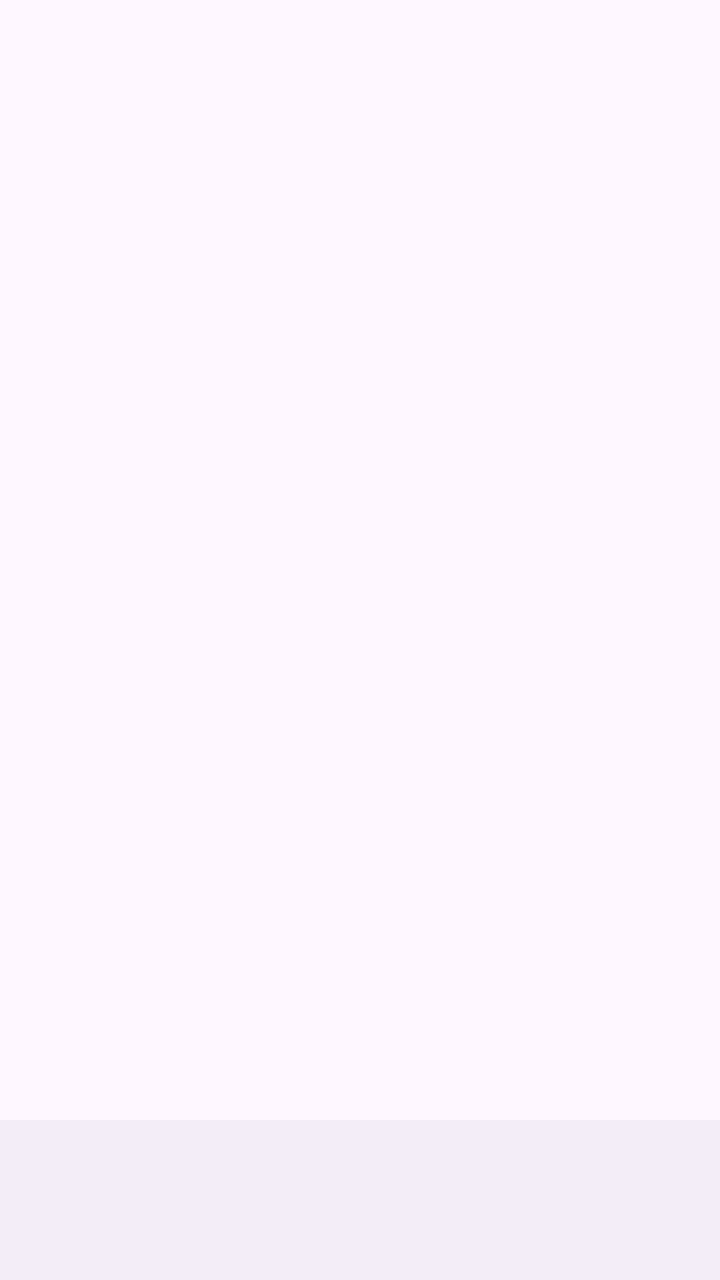
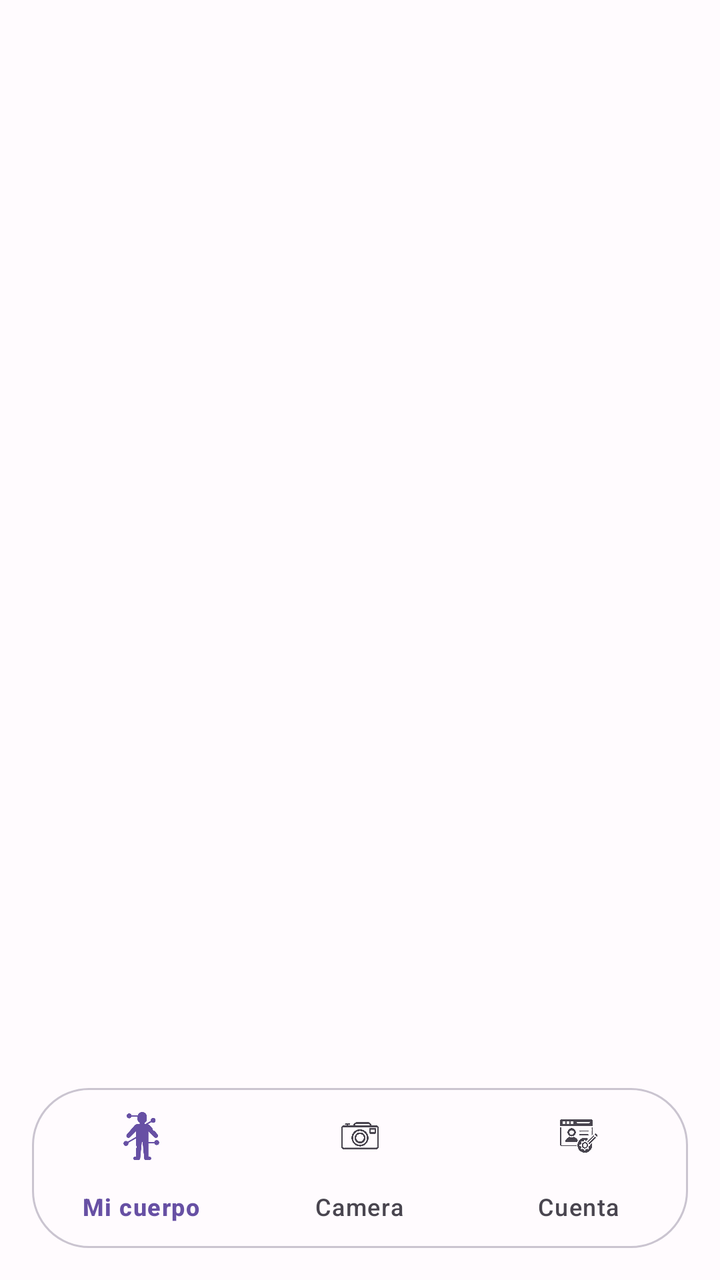

Two renders of the same Android screen: before a commit and after it. Below are the layout's source before the change and the commit's diff.
<!-- AndroidManifest.xml: activity theme Theme.SkinCare_TFM -->
<!-- res/layout/activity_main.xml -->
<?xml version="1.0" encoding="utf-8"?>
<RelativeLayout xmlns:android="http://schemas.android.com/apk/res/android"
    xmlns:tools="http://schemas.android.com/tools"
    android:layout_width="match_parent"
    android:layout_height="match_parent"
    tools:context=".MainActivity">

    
    <FrameLayout
        android:id="@+id/fragment_container"
        android:layout_width="match_parent"
        android:layout_height="match_parent"
        android:layout_above="@id/navigation" />

    
    <com.google.android.material.bottomnavigation.BottomNavigationView
        android:id="@+id/navigation"
        android:layout_width="match_parent"
        android:layout_height="wrap_content"
        android:layout_alignParentBottom="true" />


</RelativeLayout>
<!-- resources referenced by this layout -->
<resources>
  <style name="Base.Theme.SkinCare_TFM" parent="Theme.Material3.DayNight.NoActionBar">
          
          
      </style>
  <!-- unchanged entries left out for length: 1 -->
</resources>

<!-- the commit's change to res/layout/activity_main.xml (unified diff, before → after) -->
@@ -1,8 +1,11 @@
 <?xml version="1.0" encoding="utf-8"?>
-<RelativeLayout xmlns:android="http://schemas.android.com/apk/res/android"
+<androidx.coordinatorlayout.widget.CoordinatorLayout xmlns:android="http://schemas.android.com/apk/res/android"
+    xmlns:app="http://schemas.android.com/apk/res-auto"
     xmlns:tools="http://schemas.android.com/tools"
     android:layout_width="match_parent"
     android:layout_height="match_parent"
+    android:fitsSystemWindows="true"
+    android:background="?attr/colorSurface"
     tools:context=".MainActivity">
 
     
@@ -10,14 +13,23 @@
         android:id="@+id/fragment_container"
         android:layout_width="match_parent"
         android:layout_height="match_parent"
-        android:layout_above="@id/navigation" />
+        android:layout_marginBottom="80dp" />
 
     
     <com.google.android.material.bottomnavigation.BottomNavigationView
         android:id="@+id/navigation"
         android:layout_width="match_parent"
         android:layout_height="wrap_content"
-        android:layout_alignParentBottom="true" />
+        android:layout_gravity="bottom"
+        android:layout_marginStart="16dp"
+        android:layout_marginEnd="16dp"
+        android:layout_marginBottom="16dp"
+        android:background="@drawable/bottom_navigation_background"
+        android:elevation="8dp"
+        app:itemIconTint="@color/bottom_navigation_item_color"
+        app:itemTextColor="@color/bottom_navigation_item_color"
+        app:labelVisibilityMode="labeled"
+        app:menu="@menu/bottom_navigation_menu"
+        style="@style/Widget.SkinCare_TFM.BottomNavigation" />
 
-
-</RelativeLayout>
+</androidx.coordinatorlayout.widget.CoordinatorLayout>
<!-- resource entries referenced after the edit -->
@@ -1,9 +1,95 @@
 <!-- resources referenced by this layout -->
 <resources>
+  <!-- drawable bottom_navigation_background (drawable) -->
+  <?xml version="1.0" encoding="utf-8"?>
+  <shape xmlns:android="http://schemas.android.com/apk/res/android"
+      android:shape="rectangle">
+      <solid android:color="?attr/colorSurface" />
+      <corners android:radius="28dp" />
+      <stroke
+          android:width="1dp"
+          android:color="?attr/colorOutlineVariant" />
+  </shape>
+  <style name="Widget.SkinCare_TFM.BottomNavigation" parent="Widget.Material3.BottomNavigationView">
+          <item name="itemRippleColor">@color/md3_primary_light</item>
+          <item name="itemIconTint">@color/md3_on_surface_variant_light</item>
+          <item name="itemTextColor">@color/md3_on_surface_variant_light</item>
+      </style>
+  <color name="md3_primary_light">#6750A4</color>
+  <color name="md3_on_surface_variant_light">#49454F</color>
   <style name="Base.Theme.SkinCare_TFM" parent="Theme.Material3.DayNight.NoActionBar">
           
+          <item name="colorPrimary">@color/md3_primary_light</item>
+          <item name="colorOnPrimary">@color/md3_on_primary_light</item>
+          <item name="colorPrimaryContainer">@color/md3_primary_container_light</item>
+          <item name="colorOnPrimaryContainer">@color/md3_on_primary_container_light</item>
           
+          <item name="colorSecondary">@color/md3_secondary_light</item>
+          <item name="colorOnSecondary">@color/md3_on_secondary_light</item>
+          <item name="colorSecondaryContainer">@color/md3_secondary_container_light</item>
+          <item name="colorOnSecondaryContainer">@color/md3_on_secondary_container_light</item>
+          
+          <item name="colorTertiary">@color/md3_tertiary_light</item>
+          <item name="colorOnTertiary">@color/md3_on_tertiary_light</item>
+          <item name="colorTertiaryContainer">@color/md3_tertiary_container_light</item>
+          <item name="colorOnTertiaryContainer">@color/md3_on_tertiary_container_light</item>
+          
+          <item name="colorError">@color/md3_error_light</item>
+          <item name="colorOnError">@color/md3_on_error_light</item>
+          <item name="colorErrorContainer">@color/md3_error_container_light</item>
+          <item name="colorOnErrorContainer">@color/md3_on_error_container_light</item>
+          
+          <item name="android:colorBackground">@color/md3_background_light</item>
+          <item name="colorOnBackground">@color/md3_on_background_light</item>
+          <item name="colorSurface">@color/md3_surface_light</item>
+          <item name="colorOnSurface">@color/md3_on_surface_light</item>
+          <item name="colorSurfaceVariant">@color/md3_surface_variant_light</item>
+          <item name="colorOnSurfaceVariant">@color/md3_on_surface_variant_light</item>
+          <item name="colorOutline">@color/md3_outline_light</item>
+          <item name="colorOutlineVariant">@color/md3_outline_variant_light</item>
+          
+          
+          <item name="android:statusBarColor">@android:color/transparent</item>
+          <item name="android:navigationBarColor">@android:color/transparent</item>
+          <item name="android:windowLightStatusBar">true</item>
+          <item name="android:windowLightNavigationBar">true</item>
+          
+          
+          <item name="textAppearanceHeadlineLarge">@style/TextAppearance.Material3.HeadlineLarge</item>
+          <item name="textAppearanceHeadlineMedium">@style/TextAppearance.Material3.HeadlineMedium</item>
+          <item name="textAppearanceHeadlineSmall">@style/TextAppearance.Material3.HeadlineSmall</item>
+          <item name="textAppearanceTitleLarge">@style/TextAppearance.Material3.TitleLarge</item>
+          <item name="textAppearanceTitleMedium">@style/TextAppearance.Material3.TitleMedium</item>
+          <item name="textAppearanceTitleSmall">@style/TextAppearance.Material3.TitleSmall</item>
+          <item name="textAppearanceBodyLarge">@style/TextAppearance.Material3.BodyLarge</item>
+          <item name="textAppearanceBodyMedium">@style/TextAppearance.Material3.BodyMedium</item>
+          <item name="textAppearanceBodySmall">@style/TextAppearance.Material3.BodySmall</item>
+          <item name="textAppearanceLabelLarge">@style/TextAppearance.Material3.LabelLarge</item>
+          <item name="textAppearanceLabelMedium">@style/TextAppearance.Material3.LabelMedium</item>
+          <item name="textAppearanceLabelSmall">@style/TextAppearance.Material3.LabelSmall</item>
       </style>
+  <color name="md3_on_primary_light">#FFFFFF</color>
+  <color name="md3_primary_container_light">#EADDFF</color>
+  <color name="md3_on_primary_container_light">#21005D</color>
+  <color name="md3_secondary_light">#625B71</color>
+  <color name="md3_on_secondary_light">#FFFFFF</color>
+  <color name="md3_secondary_container_light">#E8DEF8</color>
+  <color name="md3_on_secondary_container_light">#1D192B</color>
+  <color name="md3_tertiary_light">#7D5260</color>
+  <color name="md3_on_tertiary_light">#FFFFFF</color>
+  <color name="md3_tertiary_container_light">#FFD8E4</color>
+  <color name="md3_on_tertiary_container_light">#31111D</color>
+  <color name="md3_error_light">#BA1A1A</color>
+  <color name="md3_on_error_light">#FFFFFF</color>
+  <color name="md3_error_container_light">#FFDAD6</color>
+  <color name="md3_on_error_container_light">#410002</color>
+  <color name="md3_background_light">#FFFBFE</color>
+  <color name="md3_on_background_light">#1C1B1F</color>
+  <color name="md3_surface_light">#FFFBFE</color>
+  <color name="md3_on_surface_light">#1C1B1F</color>
+  <color name="md3_surface_variant_light">#E7E0EC</color>
+  <color name="md3_outline_light">#79747E</color>
+  <color name="md3_outline_variant_light">#CAC4D0</color>
   <!-- unchanged entries left out for length: 1 -->
 </resources>
 
